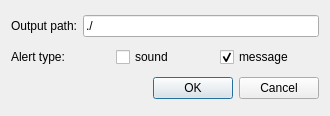
This is src/interface/ui/preferences.ui in FXIhub/hummingbird as Qt 5 draws it before an edit. The edited form follows.
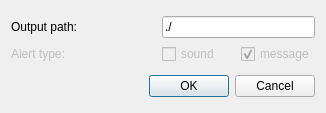
This is the edited form.

Patch:
```diff
--- a/src/interface/ui/preferences.ui
+++ b/src/interface/ui/preferences.ui
@@ -6,8 +6,8 @@
    <rect>
     <x>0</x>
     <y>0</y>
-    <width>330</width>
-    <height>116</height>
+    <width>326</width>
+    <height>113</height>
    </rect>
   </property>
   <property name="windowTitle">
@@ -15,15 +15,51 @@
   </property>
   <layout class="QGridLayout" name="gridLayout_2">
    <item row="0" column="0">
-    <layout class="QHBoxLayout" name="horizontalLayout">
-     <item>
+    <layout class="QGridLayout" name="gridLayout">
+     <item row="1" column="3">
+      <widget class="QCheckBox" name="alert_msg">
+       <property name="enabled">
+        <bool>false</bool>
+       </property>
+       <property name="text">
+        <string>message</string>
+       </property>
+       <property name="checked">
+        <bool>true</bool>
+       </property>
+      </widget>
+     </item>
+     <item row="1" column="2">
+      <widget class="QCheckBox" name="alert_sound">
+       <property name="enabled">
+        <bool>false</bool>
+       </property>
+       <property name="text">
+        <string>sound</string>
+       </property>
+       <property name="checked">
+        <bool>false</bool>
+       </property>
+      </widget>
+     </item>
+     <item row="1" column="0" colspan="2">
+      <widget class="QLabel" name="label_2">
+       <property name="enabled">
+        <bool>false</bool>
+       </property>
+       <property name="text">
+        <string>Alert type:</string>
+       </property>
+      </widget>
+     </item>
+     <item row="0" column="0" colspan="2">
       <widget class="QLabel" name="label">
        <property name="text">
         <string>Output path:</string>
        </property>
       </widget>
      </item>
-     <item>
+     <item row="0" column="2" colspan="2">
       <widget class="QLineEdit" name="outputPath">
        <property name="text">
         <string>./</string>
@@ -33,37 +69,6 @@
     </layout>
    </item>
    <item row="1" column="0">
-    <layout class="QGridLayout" name="gridLayout">
-     <item row="0" column="0">
-      <widget class="QLabel" name="label_2">
-       <property name="text">
-        <string>Alert type:</string>
-       </property>
-      </widget>
-     </item>
-     <item row="0" column="1">
-      <widget class="QCheckBox" name="alert_sound">
-       <property name="text">
-        <string>sound</string>
-       </property>
-       <property name="checked">
-        <bool>false</bool>
-       </property>
-      </widget>
-     </item>
-     <item row="0" column="2">
-      <widget class="QCheckBox" name="alert_msg">
-       <property name="text">
-        <string>message</string>
-       </property>
-       <property name="checked">
-        <bool>true</bool>
-       </property>
-      </widget>
-     </item>
-    </layout>
-   </item>
-   <item row="2" column="0">
     <widget class="QDialogButtonBox" name="buttonBox">
      <property name="orientation">
       <enum>Qt::Horizontal</enum>
```
